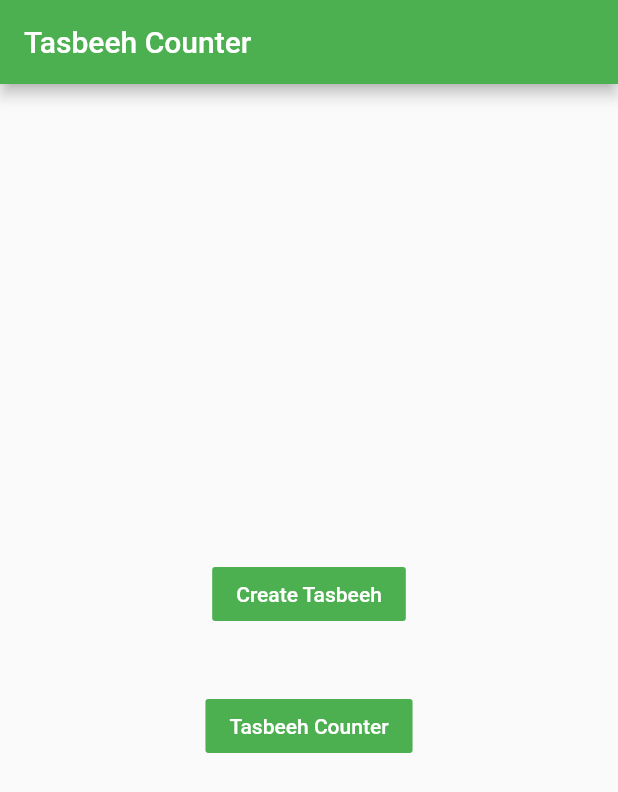
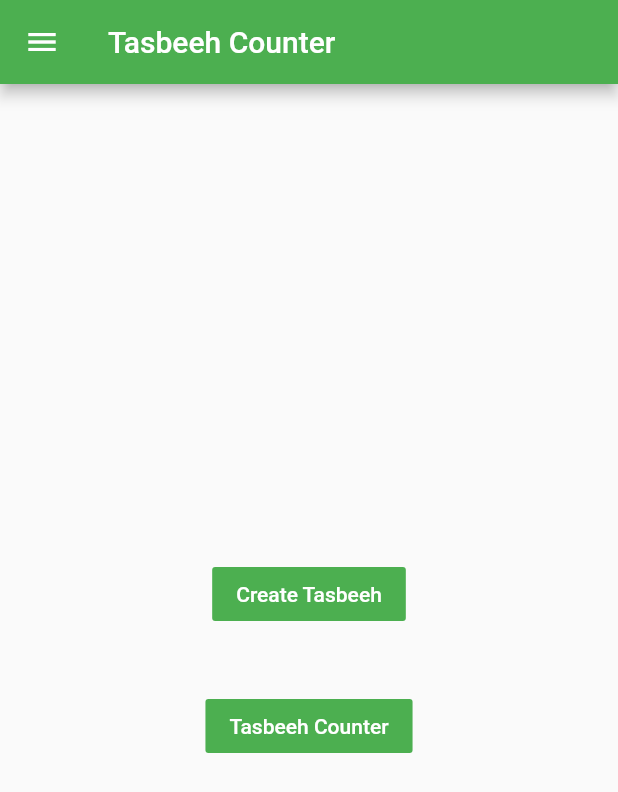
Before and after one commit to AsadBashir198/fa19-bcs-035, a Flutter app: the screen it shows after launch, on a phone screen of 412 x 824 dp. Shown: the top 792 px of the screen. Run offline on Flutter 3.47's test engine with Material 2 defaults, Android fonts, the light colour scheme and no system bars; our stand-ins replace firebase_core, firebase_database, font_awesome_flutter; missing offline and left inert: dart:html; accounts and stored records are empty.

Commit message:
color change and drawer

```diff
--- a/TASBEEH/lib/create.dart
+++ b/TASBEEH/lib/create.dart
@@ -16,10 +16,100 @@ class _createTasbeehState extends State<createTasbeeh> {
   Widget build(BuildContext context) {
 
     return new Scaffold(
+      drawer: Drawer(
+        backgroundColor: Color(0xFEDBF59C),
+        // Add a ListView to the drawer. This ensures the user can scroll
+        // through the options in the drawer if there isn't enough vertical
+        // space to fit everything.
+        child: ListView(
+          // Important: Remove any padding from the ListView.
+          padding: EdgeInsets.zero,
+          children: [
+            const DrawerHeader(
+              decoration: BoxDecoration(
+                color: Colors.lime,
+
+              ),
+              child: CircleAvatar(
+                radius: 50.0,
+                backgroundImage: AssetImage("images/img_2.png"),
+              ),
+            ),
+            Text(
+              'Quiz App',
+              style: TextStyle(
+                  height: 2,
+                  fontFamily: 'SpecialElite',
+                  color: Colors.black,
+                  fontWeight: FontWeight.bold,
+                  fontSize: 20.0),
+            ),
+            Text(
+              'Version 1.0.0',
+              style: TextStyle(
+                  height: 2,
+                  fontFamily: 'SpecialElite',
+                  color: Colors.black,
+                  fontWeight: FontWeight.bold,
+                  fontSize: 15.0),
+            ),
+            ListTile(
+              title: const Text('Home'),
+              onTap: () {
+                // Update the state of the app
+                Navigator.push(
+                  context,
+                  MaterialPageRoute(builder: (context) =>  createTasbeeh()),
+                );
+              },
+            ),
+            ListTile(
+              title: const Text('Feedback'),
+              onTap: () {
+                // Update the state of the app
+                // ...
+                // Then close the drawer
+                Navigator.pop(context);
+              },
+            ),
+            ListTile(
+              title: const Text('info'),
+              onTap: () {
+                // Update the state of the app
+                // ...
+                // Then close the drawer
+                Navigator.pop(context);
+              },
+            ),
+            ListTile(
+              title: const Text('Setting'),
+              onTap: () {
+                // Update the state of the app
+                // ...
+                // Then close the drawer
+                Navigator.pop(context);
+              },
+            ),
+
+            ListTile(
+              title: const Text('Contact Us'),
+              onTap: () {
+
+                // Update the state of the app
+
+                // Then close the drawer
+
+              },
+            ),
+          ],
+        ),
+      ),
       appBar: new AppBar(
         title: new Text('Tasbeeh Counter'),
         backgroundColor: Colors.green,
+
       ),
+
       body: new Column(
         mainAxisAlignment: MainAxisAlignment.center,
         crossAxisAlignment: CrossAxisAlignment.stretch,
```
Also changed, not shown: TASBEEH/lib/AllahuAkbar.dart (+19 -2 lines), TASBEEH/lib/alhamdulillah.dart (+19 -2 lines), TASBEEH/lib/subhanAllah.dart (+19 -2 lines).
